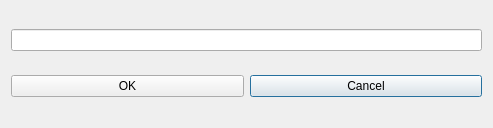
First picture: the form in fet/src/interface/institutionnameform_template.ui, repository vonmecheln/fet, before the edit.
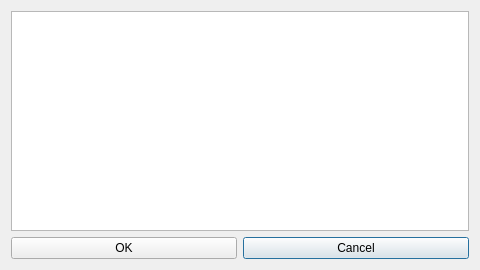
Second picture: the form after the edit.

What changed in the file:
```diff
--- a/fet/src/interface/institutionnameform_template.ui
+++ b/fet/src/interface/institutionnameform_template.ui
@@ -6,8 +6,8 @@
    <rect>
     <x>0</x>
     <y>0</y>
-    <width>493</width>
-    <height>128</height>
+    <width>480</width>
+    <height>270</height>
    </rect>
   </property>
   <property name="windowTitle">
@@ -21,6 +21,9 @@
      </property>
     </widget>
    </item>
+   <item row="0" column="0" colspan="2">
+    <widget class="QTextEdit" name="institutionNameTextEdit"/>
+   </item>
    <item row="1" column="0">
     <widget class="QPushButton" name="okPushButton">
      <property name="text">
@@ -28,9 +31,6 @@
      </property>
     </widget>
    </item>
-   <item row="0" column="0" colspan="2">
-    <widget class="QLineEdit" name="institutionNameLineEdit"/>
-   </item>
   </layout>
  </widget>
  <layoutdefault spacing="6" margin="11"/>
```
